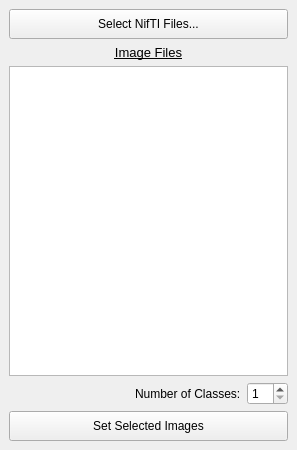
Old version of the form ItATMIS2/DataSelect.ui in the repository jmj23/deep-learning.
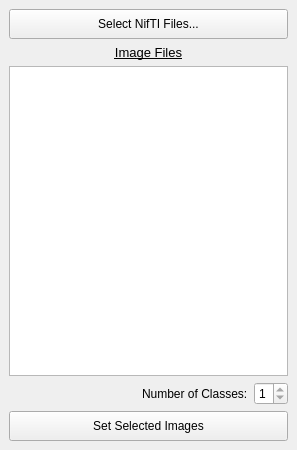
New version of the form.

```diff
--- a/ItATMIS2/DataSelect.ui
+++ b/ItATMIS2/DataSelect.ui
@@ -97,7 +97,7 @@
          <number>1</number>
         </property>
         <property name="maximum">
-         <number>10</number>
+         <number>1</number>
         </property>
         <property name="value">
          <number>1</number>
```
